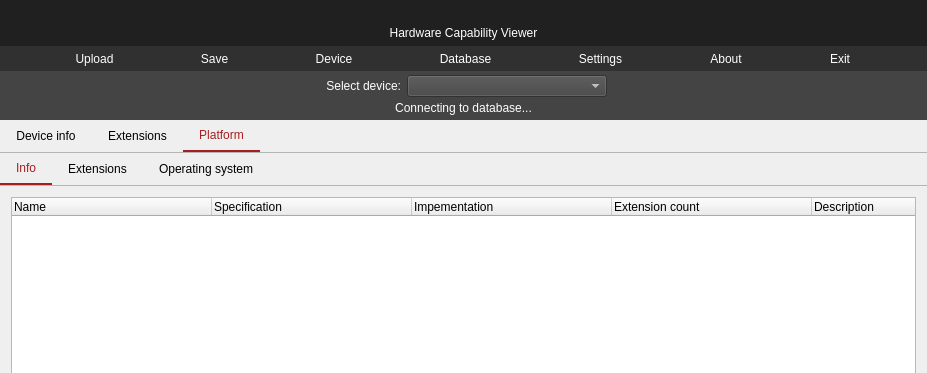
The window that mainwindow.ui (SaschaWillems/OpenCLCapsViewer) describes before a commit, drawn with Qt 5; both pictures show x 0 to 927 and y 0 to 373 of the 927 by 755 pixel window.
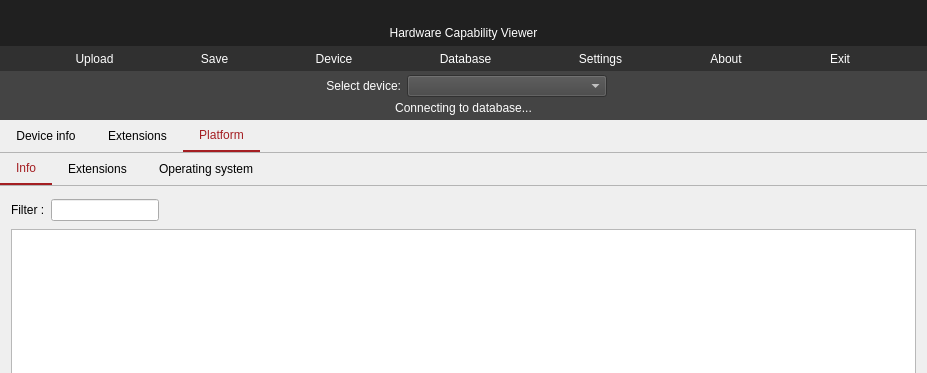
The same window after the commit. The open tabs and pages were chosen to show the change. Icons and pictures are not drawn.

Commit message: Display platform info

```diff
--- a/mainwindow.ui
+++ b/mainwindow.ui
@@ -670,9 +670,49 @@
               </attribute>
               <layout class="QVBoxLayout" name="verticalLayout_9">
                <item>
-                <widget class="QTreeWidget" name="treeWidgetInstanceLayers">
+                <widget class="QWidget" name="widget_13" native="true">
+                 <layout class="QFormLayout" name="formLayout_10">
+                  <property name="leftMargin">
+                   <number>0</number>
+                  </property>
+                  <property name="topMargin">
+                   <number>2</number>
+                  </property>
+                  <property name="rightMargin">
+                   <number>0</number>
+                  </property>
+                  <property name="bottomMargin">
+                   <number>2</number>
+                  </property>
+                  <item row="0" column="1">
+                   <widget class="QLineEdit" name="filterLineEditPlatformInfo">
+                    <property name="sizePolicy">
+                     <sizepolicy hsizetype="Fixed" vsizetype="Fixed">
+                      <horstretch>0</horstretch>
+                      <verstretch>0</verstretch>
+                     </sizepolicy>
+                    </property>
+                   </widget>
+                  </item>
+                  <item row="0" column="0">
+                   <widget class="QLabel" name="filterLabel_9">
+                    <property name="text">
+                     <string>Filter :</string>
+                    </property>
+                   </widget>
+                  </item>
+                 </layout>
+                </widget>
+               </item>
+               <item>
+                <widget class="QTreeView" name="treeViewPlatformInfo">
+                 <property name="font">
+                  <font>
+                   <pointsize>-1</pointsize>
+                  </font>
+                 </property>
                  <property name="styleSheet">
-                  <string notr="true">QTreeView::item { 	height: 1.25em;  }</string>
+                  <string notr="true"/>
                  </property>
                  <property name="editTriggers">
                   <set>QAbstractItemView::NoEditTriggers</set>
@@ -680,40 +720,9 @@
                  <property name="alternatingRowColors">
                   <bool>true</bool>
                  </property>
-                 <property name="indentation">
-                  <number>10</number>
-                 </property>
-                 <attribute name="headerDefaultSectionSize">
-                  <number>200</number>
-                 </attribute>
-                 <attribute name="headerStretchLastSection">
+                 <property name="headerHidden">
                   <bool>true</bool>
-                 </attribute>
-                 <column>
-                  <property name="text">
-                   <string>Name</string>
-                  </property>
-                 </column>
-                 <column>
-                  <property name="text">
-                   <string>Specification</string>
-                  </property>
-                 </column>
-                 <column>
-                  <property name="text">
-                   <string>Impementation</string>
-                  </property>
-                 </column>
-                 <column>
-                  <property name="text">
-                   <string>Extension count</string>
-                  </property>
-                 </column>
-                 <column>
-                  <property name="text">
-                   <string>Description</string>
-                  </property>
-                 </column>
+                 </property>
                 </widget>
                </item>
               </layout>
```
Left out of the diff: 2 changed lines with no effect on the pictures. The commit also changes 2 other files.
